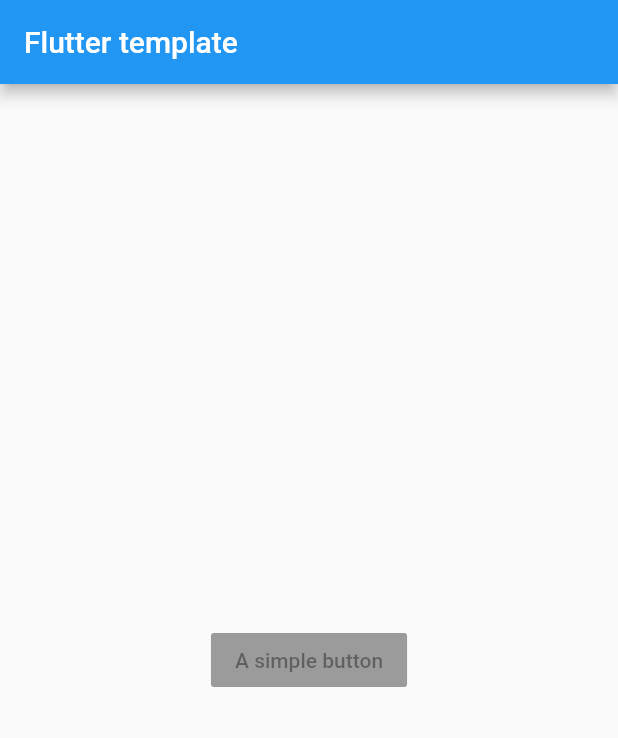
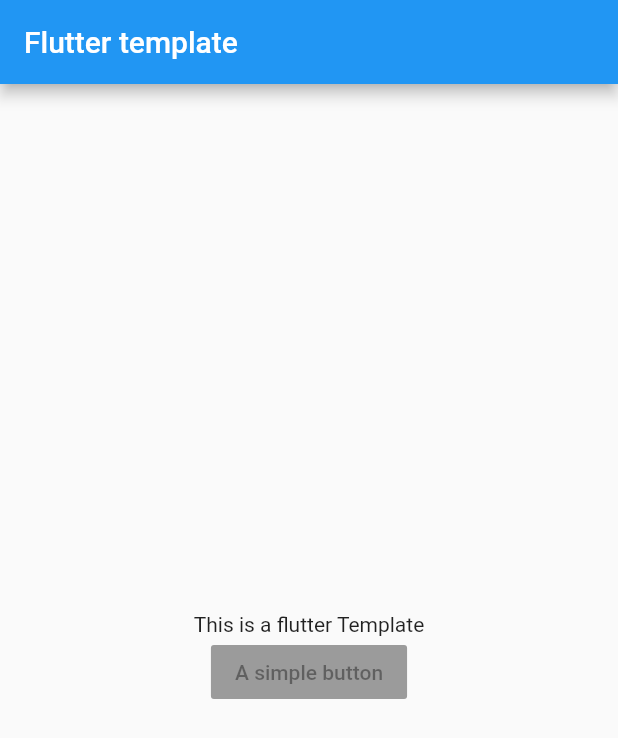
Before and after one commit to daniel-vera-g/flutter_project_template, a Flutter app: the screen it shows after launch, on a phone screen of 412 x 824 dp. Shown: the top 738 px of the screen. Run offline on Flutter 3.47's test engine with Material 2 defaults, Android fonts, the phone set to English and light mode, and no system bars.

Commit message:
Added some text to the button

```diff
--- a/lib/main.dart
+++ b/lib/main.dart
@@ -1,5 +1,5 @@
 import 'routes.dart';
 
-void main () {
+void main() {
   new Routes();
 }
--- a/lib/screens/feature/feature.dart
+++ b/lib/screens/feature/feature.dart
@@ -15,6 +15,7 @@ class Feature extends StatelessWidget {
           child: new Column(
             mainAxisAlignment: MainAxisAlignment.center,
             children: <Widget>[
+              new Text("This is a flutter Template"),
               new SimpleButton(),
             ],
           )
```
